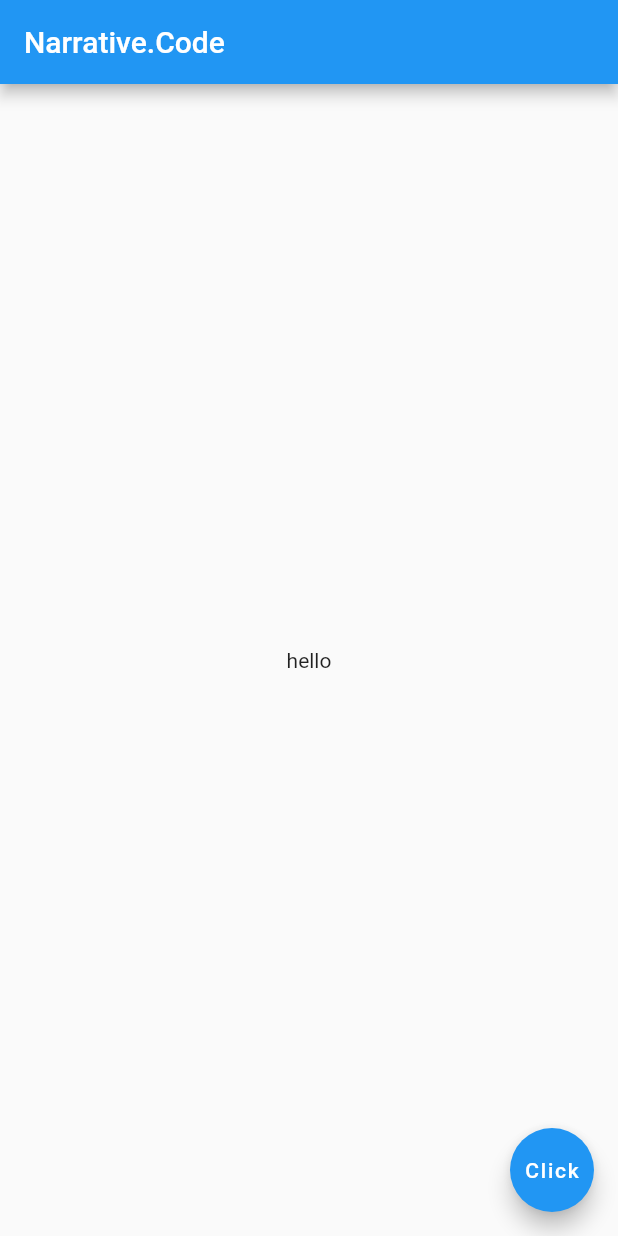
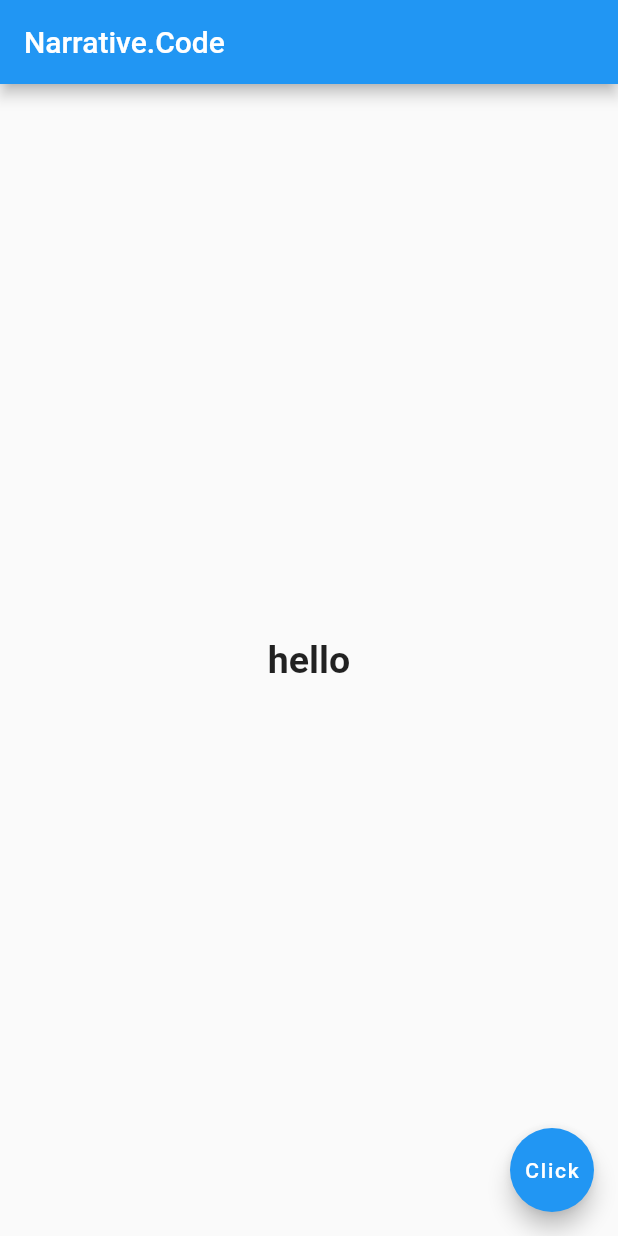
Before and after one commit to JacobYoung68/narrative_code, a Flutter app: the screen it shows after launch, on a phone screen of 412 x 824 dp. Run offline on Flutter 3.47's test engine with Material 2 defaults, Android fonts, the light colour scheme and no system bars.

Commit message:
Initial commit

```diff
--- a/lib/main.dart
+++ b/lib/main.dart
@@ -2,17 +2,31 @@ import 'package:flutter/material.dart';
 
 void main() {
   runApp(MaterialApp(
-    home: Scaffold(
+    home: Home(),
+  ));
+}
+
+
+class Home extends StatelessWidget {
+  @override
+  Widget build(BuildContext context) {
+    return Scaffold(
       appBar: AppBar(
         title: Text('Narrative.Code'),
       ),
       body: Center(
-        child: Text('hello'),
+        child: Text(
+          'hello',
+          style: TextStyle(
+            fontSize: 25,
+            fontWeight: FontWeight.bold,
+          ),
+        ),
       ),
       floatingActionButton: FloatingActionButton(
         onPressed: (){},
         child: Text('Click'),
       ),
-    ),
-  ));
+    );
+  }
 }
```
